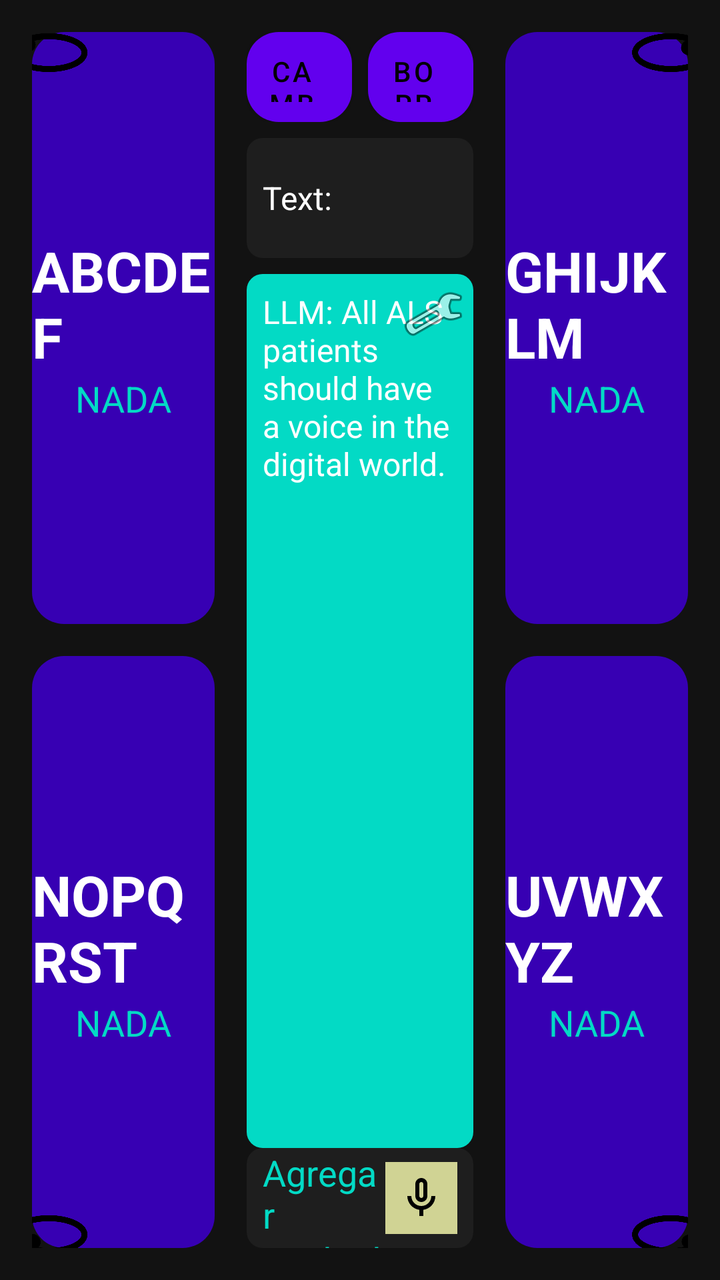
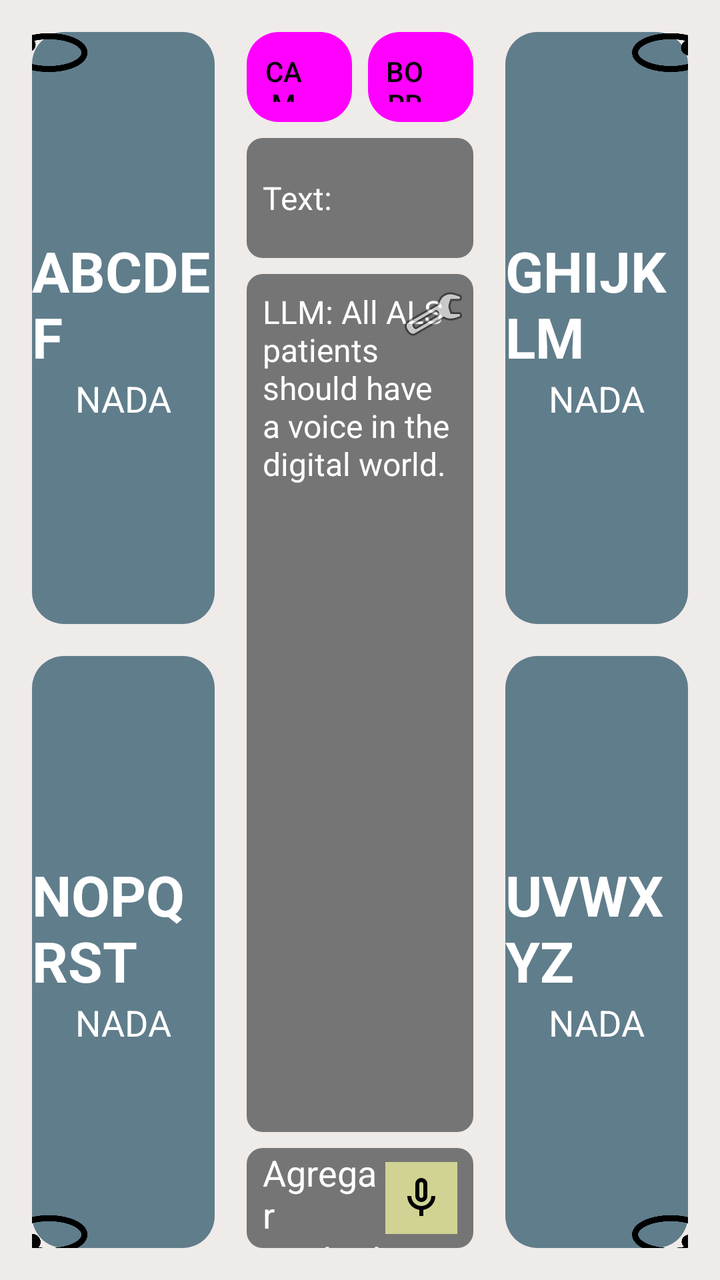

The first picture is an Android layout as it rendered before a commit; the second is the same layout after the commit. The layout source and the unified diff follow.
<!-- AndroidManifest.xml: application theme Theme.Lets -->
<!-- res/layout/main_menu.xml -->
<?xml version="1.0" encoding="utf-8"?>
<androidx.constraintlayout.widget.ConstraintLayout xmlns:android="http://schemas.android.com/apk/res/android"
    xmlns:app="http://schemas.android.com/apk/res-auto"
    xmlns:tools="http://schemas.android.com/tools"
    android:layout_width="match_parent"
    android:layout_height="match_parent"
    android:background="@color/main_background">

    
    <include
        android:id="@+id/top_bar_layout"
        layout="@layout/layout_top_bar"
        android:layout_width="match_parent"
        android:layout_height="60dp"
        android:visibility="gone"
        app:layout_constraintTop_toTopOf="parent" />

    
    <androidx.constraintlayout.widget.ConstraintLayout
        android:id="@+id/panel_top_left"
        android:layout_width="0dp"
        android:layout_height="0dp"
        android:layout_marginStart="16dp"
        android:layout_marginTop="16dp"
        android:layout_marginEnd="8dp"
        android:layout_marginBottom="8dp"
        android:background="@drawable/panel_background"
        app:layout_constraintBottom_toTopOf="@+id/guideline_h"
        app:layout_constraintEnd_toStartOf="@+id/guideline_v_left"
        app:layout_constraintStart_toStartOf="parent"
        app:layout_constraintTop_toTopOf="parent">

        <TextView
            android:id="@+id/text_top_left"
            android:layout_width="wrap_content"
            android:layout_height="wrap_content"
            android:text="ABCDEF"
            android:textColor="@color/white"
            android:textSize="28sp"
            android:textStyle="bold"
            app:layout_constraintBottom_toTopOf="@+id/status_top_left"
            app:layout_constraintEnd_toEndOf="parent"
            app:layout_constraintStart_toStartOf="parent"
            app:layout_constraintTop_toTopOf="parent"
            app:layout_constraintVertical_chainStyle="packed" />

        <TextView
            android:id="@+id/status_top_left"
            android:layout_width="wrap_content"
            android:layout_height="wrap_content"
            android:text="NADA"
            android:textColor="@color/status_text_color"
            android:textSize="18sp"
            app:layout_constraintBottom_toBottomOf="parent"
            app:layout_constraintEnd_toEndOf="parent"
            app:layout_constraintStart_toStartOf="parent"
            app:layout_constraintTop_toBottomOf="@id/text_top_left" />

        <ImageView
            android:layout_width="40dp"
            android:layout_height="40dp"
            android:layout_marginStart="-12dp"
            android:layout_marginTop="-12dp"
            android:src="@drawable/ic_gaze_arriba_izq"
            app:layout_constraintStart_toStartOf="parent"
            app:layout_constraintTop_toTopOf="parent" />
    </androidx.constraintlayout.widget.ConstraintLayout>

    
    <androidx.constraintlayout.widget.ConstraintLayout
        android:id="@+id/panel_top_right"
        android:layout_width="0dp"
        android:layout_height="0dp"
        android:layout_marginStart="8dp"
        android:layout_marginTop="16dp"
        android:layout_marginEnd="16dp"
        android:layout_marginBottom="8dp"
        android:background="@drawable/panel_background"
        app:layout_constraintBottom_toTopOf="@+id/guideline_h"
        app:layout_constraintEnd_toEndOf="parent"
        app:layout_constraintStart_toEndOf="@+id/guideline_v_right"
        app:layout_constraintTop_toTopOf="parent">

        <TextView
            android:id="@+id/text_top_right"
            android:layout_width="wrap_content"
            android:layout_height="wrap_content"
            android:text="GHIJKLM"
            android:textColor="@color/white"
            android:textSize="28sp"
            android:textStyle="bold"
            app:layout_constraintBottom_toTopOf="@+id/status_top_right"
            app:layout_constraintEnd_toEndOf="parent"
            app:layout_constraintStart_toStartOf="parent"
            app:layout_constraintTop_toTopOf="parent"
            app:layout_constraintVertical_chainStyle="packed" />

        <TextView
            android:id="@+id/status_top_right"
            android:layout_width="wrap_content"
            android:layout_height="wrap_content"
            android:text="NADA"
            android:textColor="@color/status_text_color"
            android:textSize="18sp"
            app:layout_constraintBottom_toBottomOf="parent"
            app:layout_constraintEnd_toEndOf="parent"
            app:layout_constraintStart_toStartOf="parent"
            app:layout_constraintTop_toBottomOf="@id/text_top_right" />

        <ImageView
            android:layout_width="40dp"
            android:layout_height="40dp"
            android:layout_marginTop="-12dp"
            android:layout_marginEnd="-12dp"
            android:src="@drawable/ic_gaze_arriba_der"
            app:layout_constraintEnd_toEndOf="parent"
            app:layout_constraintTop_toTopOf="parent" />
    </androidx.constraintlayout.widget.ConstraintLayout>

    
    <androidx.constraintlayout.widget.ConstraintLayout
        android:id="@+id/panel_bottom_left"
        android:layout_width="0dp"
        android:layout_height="0dp"
        android:layout_marginStart="16dp"
        android:layout_marginTop="8dp"
        android:layout_marginEnd="8dp"
        android:layout_marginBottom="16dp"
        android:background="@drawable/panel_background"
        app:layout_constraintBottom_toBottomOf="parent"
        app:layout_constraintEnd_toStartOf="@+id/guideline_v_left"
        app:layout_constraintStart_toStartOf="parent"
        app:layout_constraintTop_toBottomOf="@+id/guideline_h">

        <TextView
            android:id="@+id/text_bottom_left"
            android:layout_width="wrap_content"
            android:layout_height="wrap_content"
            android:text="NOPQRST"
            android:textColor="@color/white"
            android:textSize="28sp"
            android:textStyle="bold"
            app:layout_constraintBottom_toTopOf="@+id/status_bottom_left"
            app:layout_constraintEnd_toEndOf="parent"
            app:layout_constraintStart_toStartOf="parent"
            app:layout_constraintTop_toTopOf="parent"
            app:layout_constraintVertical_chainStyle="packed" />

        <TextView
            android:id="@+id/status_bottom_left"
            android:layout_width="wrap_content"
            android:layout_height="wrap_content"
            android:text="NADA"
            android:textColor="@color/status_text_color"
            android:textSize="18sp"
            app:layout_constraintBottom_toBottomOf="parent"
            app:layout_constraintEnd_toEndOf="parent"
            app:layout_constraintStart_toStartOf="parent"
            app:layout_constraintTop_toBottomOf="@id/text_bottom_left" />

        <ImageView
            android:layout_width="40dp"
            android:layout_height="40dp"
            android:layout_marginStart="-12dp"
            android:layout_marginBottom="-12dp"
            android:src="@drawable/ic_gaze_abajo_izq"
            app:layout_constraintBottom_toBottomOf="parent"
            app:layout_constraintStart_toStartOf="parent" />
    </androidx.constraintlayout.widget.ConstraintLayout>

    
    <androidx.constraintlayout.widget.ConstraintLayout
        android:id="@+id/panel_bottom_right"
        android:layout_width="0dp"
        android:layout_height="0dp"
        android:layout_marginStart="8dp"
        android:layout_marginTop="8dp"
        android:layout_marginEnd="16dp"
        android:layout_marginBottom="16dp"
        android:background="@drawable/panel_background"
        app:layout_constraintBottom_toBottomOf="parent"
        app:layout_constraintEnd_toEndOf="parent"
        app:layout_constraintStart_toEndOf="@+id/guideline_v_right"
        app:layout_constraintTop_toBottomOf="@+id/guideline_h">

        <TextView
            android:id="@+id/text_bottom_right"
            android:layout_width="wrap_content"
            android:layout_height="wrap_content"
            android:text="UVWXYZ"
            android:textColor="@color/white"
            android:textSize="28sp"
            android:textStyle="bold"
            app:layout_constraintBottom_toTopOf="@+id/status_bottom_right"
            app:layout_constraintEnd_toEndOf="parent"
            app:layout_constraintStart_toStartOf="parent"
            app:layout_constraintTop_toTopOf="parent"
            app:layout_constraintVertical_chainStyle="packed" />

        <TextView
            android:id="@+id/status_bottom_right"
            android:layout_width="wrap_content"
            android:layout_height="wrap_content"
            android:text="NADA"
            android:textColor="@color/status_text_color"
            android:textSize="18sp"
            app:layout_constraintBottom_toBottomOf="parent"
            app:layout_constraintEnd_toEndOf="parent"
            app:layout_constraintStart_toStartOf="parent"
            app:layout_constraintTop_toBottomOf="@id/text_bottom_right" />

        <ImageView
            android:layout_width="40dp"
            android:layout_height="40dp"
            android:layout_marginEnd="-12dp"
            android:layout_marginBottom="-12dp"
            android:src="@drawable/ic_gaze_abajo_der"
            app:layout_constraintBottom_toBottomOf="parent"
            app:layout_constraintEnd_toEndOf="parent" />
    </androidx.constraintlayout.widget.ConstraintLayout>

    
    <androidx.constraintlayout.widget.ConstraintLayout
        android:layout_width="0dp"
        android:layout_height="0dp"
        android:layout_marginStart="8dp"
        android:layout_marginTop="16dp"
        android:layout_marginEnd="8dp"
        android:layout_marginBottom="16dp"
        app:layout_constraintBottom_toBottomOf="parent"
        app:layout_constraintEnd_toStartOf="@+id/guideline_v_right"
        app:layout_constraintStart_toEndOf="@+id/guideline_v_left"
        app:layout_constraintTop_toTopOf="parent">

        
        <LinearLayout
            android:id="@+id/action_buttons"
            android:layout_width="match_parent"
            android:layout_height="wrap_content"
            android:orientation="horizontal"
            app:layout_constraintTop_toTopOf="parent">

            <Button
                android:id="@+id/btn_cambiar"
                android:layout_width="0dp"
                android:layout_height="45dp"
                android:layout_weight="1"
                android:background="@drawable/panel_background"
                android:drawableStart="@drawable/ic_gaze_cerrado"
                android:paddingStart="8dp"
                android:text="CAMBIAR"
                android:textColor="@color/black"
                android:textSize="14sp" />

            <Button
                android:id="@+id/btn_borrar"
                android:layout_width="0dp"
                android:layout_height="45dp"
                android:layout_marginStart="8dp"
                android:layout_weight="1"
                android:background="@drawable/panel_background"
                android:drawableStart="@drawable/ic_gaze_arriba"
                android:paddingStart="8dp"
                android:text="BORRAR"
                android:textColor="@color/black"
                android:textSize="14sp" />
        </LinearLayout>

        
        <TextView
            android:id="@+id/text_input_display"
            android:layout_width="match_parent"
            android:layout_height="wrap_content"
            android:minHeight="60dp"
            android:layout_marginTop="8dp"
            android:background="@drawable/text_area_background"
            android:gravity="center_vertical"
            android:padding="8dp"
            android:text="Text:"
            android:textColor="@color/white"
            android:textSize="16sp"
            android:maxLines="3"
            app:layout_constraintTop_toBottomOf="@id/action_buttons" />

        
        <TextView
            android:id="@+id/llm_display"
            android:layout_width="match_parent"
            android:layout_height="0dp"
            android:layout_marginTop="8dp"
            android:background="@drawable/llm_area_background"
            android:padding="8dp"
            android:text="LLM: All ALS patients should have a voice in the digital world."
            android:textColor="@color/white"
            android:textSize="16sp"
            app:layout_constraintBottom_toTopOf="@+id/context_area"
            app:layout_constraintTop_toBottomOf="@id/text_input_display" />

        <ImageButton
            android:id="@+id/btn_adjust_llm"
            android:layout_width="32dp"
            android:layout_height="32dp"
            android:layout_marginTop="4dp"
            android:layout_marginEnd="4dp"
            android:background="?attr/selectableItemBackgroundBorderless"
            android:src="@android:drawable/ic_menu_manage"
            android:contentDescription="Adjust LLM"
            app:layout_constraintTop_toTopOf="@id/llm_display"
            app:layout_constraintEnd_toEndOf="@id/llm_display" />

        
        <LinearLayout
            android:id="@+id/context_area"
            android:layout_width="match_parent"
            android:layout_height="50dp"
            android:layout_marginTop="8dp"
            android:background="@drawable/text_area_background"
            android:gravity="center_vertical"
            android:orientation="horizontal"
            android:paddingStart="8dp"
            android:paddingEnd="8dp"
            app:layout_constraintBottom_toBottomOf="parent">

            <EditText
                android:id="@+id/edit_context"
                android:layout_width="0dp"
                android:layout_height="wrap_content"
                android:layout_weight="1"
                android:background="@android:color/transparent"
                android:hint="Agregar contexto"
                android:textColor="@color/white"
                android:textColorHint="@color/status_text_color" />

            <ImageButton
                android:id="@+id/btn_mic"
                android:layout_width="36dp"
                android:layout_height="36dp"
                android:background="#D0D394"
                android:src="@drawable/ic_mic" />
        </LinearLayout>
    </androidx.constraintlayout.widget.ConstraintLayout>

    <androidx.constraintlayout.widget.Guideline
        android:id="@+id/guideline_h"
        android:layout_width="wrap_content"
        android:layout_height="wrap_content"
        android:orientation="horizontal"
        app:layout_constraintGuide_percent="0.5" />

    <androidx.constraintlayout.widget.Guideline
        android:id="@+id/guideline_v_left"
        android:layout_width="wrap_content"
        android:layout_height="wrap_content"
        android:orientation="vertical"
        app:layout_constraintGuide_percent="0.32" />

    <androidx.constraintlayout.widget.Guideline
        android:id="@+id/guideline_v_right"
        android:layout_width="wrap_content"
        android:layout_height="wrap_content"
        android:orientation="vertical"
        app:layout_constraintGuide_percent="0.68" />

</androidx.constraintlayout.widget.ConstraintLayout>
<!-- res/layout/layout_top_bar.xml (included above) -->
<?xml version="1.0" encoding="utf-8"?>
<LinearLayout xmlns:android="http://schemas.android.com/apk/res/android"
    android:id="@+id/top_bar"
    android:layout_width="match_parent"
    android:layout_height="60dp"
    android:background="@color/top_bar_background"
    android:gravity="center_vertical"
    android:orientation="horizontal"
    android:paddingStart="8dp"
    android:paddingEnd="8dp">

    <ImageButton
        android:id="@+id/btn_home"
        android:layout_width="48dp"
        android:layout_height="48dp"
        android:background="?attr/selectableItemBackgroundBorderless"
        android:contentDescription="Home"
        android:src="@drawable/ic_home" />

    <Button
        android:id="@+id/btn_ajustes"
        android:layout_width="0dp"
        android:layout_height="wrap_content"
        android:layout_marginStart="8dp"
        android:layout_weight="1"
        android:background="@drawable/button_background"
        android:text="AJUSTES"
        android:textColor="@color/white" />

    <Button
        android:id="@+id/btn_rapido"
        android:layout_width="0dp"
        android:layout_height="wrap_content"
        android:layout_marginStart="8dp"
        android:layout_weight="1"
        android:background="@drawable/button_background"
        android:text="RÁPIDO"
        android:textColor="@color/white" />

    <Button
        android:id="@+id/btn_entrada_texto"
        android:layout_width="0dp"
        android:layout_height="wrap_content"
        android:layout_marginStart="8dp"
        android:layout_weight="1.5"
        android:background="@drawable/button_background"
        android:text="ENTRADA DE TEXTO"
        android:textColor="@color/white" />

    <Button
        android:id="@+id/btn_calibracion"
        android:layout_width="0dp"
        android:layout_height="wrap_content"
        android:layout_marginStart="8dp"
        android:layout_weight="1.5"
        android:background="@drawable/button_background"
        android:text="CALIBRACIÓN"
        android:textColor="@color/white" />

    <Button
        android:id="@+id/btn_datos"
        android:layout_width="0dp"
        android:layout_height="wrap_content"
        android:layout_marginStart="8dp"
        android:layout_weight="1"
        android:background="@drawable/button_background"
        android:text="DATOS"
        android:textColor="@color/white" />
</LinearLayout>
<!-- resources referenced by this layout -->
<resources>
  <color name="black">#FF000000</color>
  <color name="main_background">#121212</color>
  <color name="status_text_color">#03DAC5</color>
  <color name="top_bar_background">#1F1B24</color>
  <color name="white">#FFFFFFFF</color>
  <!-- drawable button_background (drawable) -->
  <?xml version="1.0" encoding="utf-8"?>
  <shape xmlns:android="http://schemas.android.com/apk/res/android">
      <solid android:color="@color/button_color" />
      <corners android:radius="4dp" />
  </shape>
  <!-- drawable ic_gaze_abajo_der: png bitmap (drawable, 18593 bytes) -->
  <!-- drawable ic_gaze_abajo_izq: png bitmap (drawable, 18846 bytes) -->
  <!-- drawable ic_gaze_arriba: png bitmap (drawable, 19057 bytes) -->
  <!-- drawable ic_gaze_arriba_izq: png bitmap (drawable, 18747 bytes) -->
  <!-- drawable ic_gaze_cerrado: png bitmap (drawable, 13682 bytes) -->
  <!-- drawable ic_home (drawable) -->
  <vector xmlns:android="http://schemas.android.com/apk/res/android"
      android:width="24dp"
      android:height="24dp"
      android:viewportWidth="24"
      android:viewportHeight="24">
      <path
          android:fillColor="#FFFFFF"
          android:pathData="M10,20V14H14V20H19V12H22L12,3L2,12H5V20H10Z"/>
  </vector>
  <!-- drawable ic_mic (drawable) -->
  <vector xmlns:android="http://schemas.android.com/apk/res/android"
      android:width="24dp"
      android:height="24dp"
      android:viewportWidth="24"
      android:viewportHeight="24">
      <path
          android:fillColor="#000000"
          android:pathData="M12,14c1.66,0 3,-1.34 3,-3V5c0,-1.66 -1.34,-3 -3,-3S9,3.34 9,5v6C9,12.66 10.34,14 12,14zM11,5c0,-0.55 0.45,-1 1,-1s1,0.45 1,1v6c0,0.55 -0.45,1 -1,1s-1,-0.45 -1,-1V5zM17,11c0,2.76 -2.24,5 -5,5s-5,-2.24 -5,-5H5c0,3.53 2.61,6.43 6,6.92V21h2v-3.08c3.39,-0.49 6,-3.39 6,-6.92H17z"/>
  </vector>
  <!-- drawable llm_area_background (drawable) -->
  <?xml version="1.0" encoding="utf-8"?>
  <shape xmlns:android="http://schemas.android.com/apk/res/android">
      <solid android:color="@color/llm_background" />
      <corners android:radius="8dp" />
  </shape>
  <!-- drawable panel_background (drawable) -->
  <?xml version="1.0" encoding="utf-8"?>
  <shape xmlns:android="http://schemas.android.com/apk/res/android">
      <solid android:color="@color/panel_background" />
      <corners android:radius="16dp" />
  </shape>
  <!-- drawable text_area_background (drawable) -->
  <?xml version="1.0" encoding="utf-8"?>
  <shape xmlns:android="http://schemas.android.com/apk/res/android">
      <solid android:color="@color/text_area_background" />
      <corners android:radius="8dp" />
  </shape>
  <style name="Theme.Lets" parent="Theme.MaterialComponents.DayNight.NoActionBar">
          
          <item name="colorPrimary">@color/purple_500</item>
          <item name="colorPrimaryVariant">@color/purple_700</item>
          <item name="colorOnPrimary">@color/white</item>
          
          <item name="colorSecondary">@color/teal_200</item>
          <item name="colorSecondaryVariant">@color/teal_700</item>
          <item name="colorOnSecondary">@color/black</item>
          
          <item name="android:statusBarColor">?attr/colorPrimaryVariant</item>
          
      </style>
  <color name="button_color">#BB86FC</color>
  <color name="llm_background">#03DAC5</color>
  <color name="panel_background">#3700B3</color>
  <color name="text_area_background">#1E1E1E</color>
  <color name="purple_500">#FF6200EE</color>
  <color name="purple_700">#FF3700B3</color>
  <color name="teal_200">#FF03DAC5</color>
  <color name="teal_700">#FF018786</color>
  <!-- unchanged entries left out for length: 1 -->
</resources>

<!-- the commit's change to res/layout/main_menu.xml (unified diff, before → after) -->
@@ -293,6 +293,7 @@
             android:text="LLM: All ALS patients should have a voice in the digital world."
             android:textColor="@color/white"
             android:textSize="16sp"
+            android:layout_marginBottom="8dp"
             app:layout_constraintBottom_toTopOf="@+id/context_area"
             app:layout_constraintTop_toBottomOf="@id/text_input_display" />
 
<!-- resource entries referenced after the edit -->
@@ -1,8 +1,8 @@
 <!-- resources referenced by this layout -->
 <resources>
   <color name="black">#FF000000</color>
-  <color name="main_background">#121212</color>
-  <color name="status_text_color">#03DAC5</color>
+  <color name="main_background">#EFEBE9</color>
+  <color name="status_text_color">#FFFFFFFF</color>
   <color name="top_bar_background">#1F1B24</color>
   <color name="white">#FFFFFFFF</color>
   <!-- drawable button_background (drawable) -->
@@ -54,27 +54,34 @@
       <solid android:color="@color/text_area_background" />
       <corners android:radius="8dp" />
   </shape>
-  <style name="Theme.Lets" parent="Theme.MaterialComponents.DayNight.NoActionBar">
+  <style name="Theme.Lets" parent="Theme.Material3.DayNight.NoActionBar">
           
-          <item name="colorPrimary">@color/purple_500</item>
-          <item name="colorPrimaryVariant">@color/purple_700</item>
-          <item name="colorOnPrimary">@color/white</item>
+          <item name="colorPrimary">@color/md_theme_primary</item>
+          <item name="colorOnPrimary">@color/md_theme_onPrimary</item>
+          <item name="colorPrimaryContainer">@color/md_theme_primaryContainer</item>
+          <item name="colorOnPrimaryContainer">@color/md_theme_onPrimaryContainer</item>
+  
           
-          <item name="colorSecondary">@color/teal_200</item>
-          <item name="colorSecondaryVariant">@color/teal_700</item>
-          <item name="colorOnSecondary">@color/black</item>
+          <item name="colorSurface">@color/md_theme_surface</item>
+          <item name="colorOnSurface">@color/md_theme_onSurface</item>
+          <item name="colorSurfaceVariant">@color/md_theme_surfaceVariant</item>
+          <item name="colorOnSurfaceVariant">@color/md_theme_onSurfaceVariant</item>
+  
           
-          <item name="android:statusBarColor">?attr/colorPrimaryVariant</item>
-          
+          <item name="android:statusBarColor">@android:color/transparent</item>
       </style>
-  <color name="button_color">#BB86FC</color>
-  <color name="llm_background">#03DAC5</color>
-  <color name="panel_background">#3700B3</color>
-  <color name="text_area_background">#1E1E1E</color>
-  <color name="purple_500">#FF6200EE</color>
-  <color name="purple_700">#FF3700B3</color>
-  <color name="teal_200">#FF03DAC5</color>
-  <color name="teal_700">#FF018786</color>
+  <color name="button_color">#455A64</color>
+  <color name="llm_background">#757575</color>
+  <color name="panel_background">#607D8B</color>
+  <color name="text_area_background">#757575</color>
+  <color name="md_theme_primary">#D0BCFF</color>
+  <color name="md_theme_onPrimary">#381E72</color>
+  <color name="md_theme_primaryContainer">#4F378B</color>
+  <color name="md_theme_onPrimaryContainer">#EADDFF</color>
+  <color name="md_theme_surface">#141218</color>
+  <color name="md_theme_onSurface">#E6E0E9</color>
+  <color name="md_theme_surfaceVariant">#49454F</color>
+  <color name="md_theme_onSurfaceVariant">#CAC4D0</color>
   <!-- unchanged entries left out for length: 1 -->
 </resources>
 
